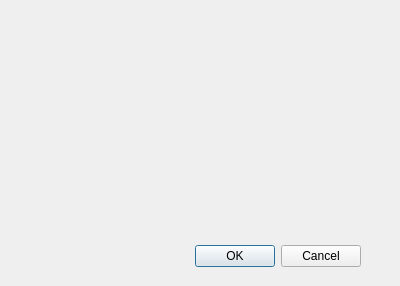
The window that src/View/BlurDialog.ui (PepcyCh/simple-image-processer) describes before a commit, drawn with Qt 5.
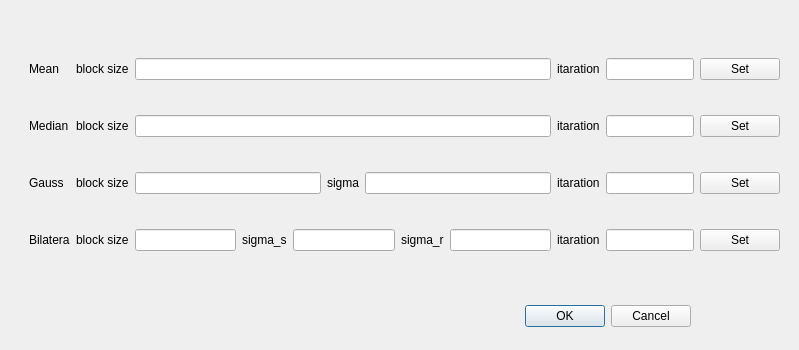
The same window after the commit.

```diff
--- a/src/View/BlurDialog.ui
+++ b/src/View/BlurDialog.ui
@@ -6,8 +6,8 @@
    <rect>
     <x>0</x>
     <y>0</y>
-    <width>400</width>
-    <height>286</height>
+    <width>799</width>
+    <height>350</height>
    </rect>
   </property>
   <property name="windowTitle">
@@ -16,8 +16,8 @@
   <widget class="QDialogButtonBox" name="buttonBox">
    <property name="geometry">
     <rect>
-     <x>20</x>
-     <y>240</y>
+     <x>350</x>
+     <y>300</y>
      <width>341</width>
      <height>32</height>
     </rect>
@@ -29,6 +29,200 @@
     <set>QDialogButtonBox::Cancel|QDialogButtonBox::Ok</set>
    </property>
   </widget>
+  <widget class="QWidget" name="gridLayoutWidget">
+   <property name="geometry">
+    <rect>
+     <x>29</x>
+     <y>29</y>
+     <width>751</width>
+     <height>251</height>
+    </rect>
+   </property>
+   <layout class="QGridLayout" name="gridLayout">
+    <item row="3" column="2">
+     <layout class="QHBoxLayout" name="bi_hor">
+      <item>
+       <widget class="QLabel" name="bi_bs_lb">
+        <property name="text">
+         <string>block size</string>
+        </property>
+       </widget>
+      </item>
+      <item>
+       <widget class="QLineEdit" name="bi_bs_input"/>
+      </item>
+      <item>
+       <widget class="QLabel" name="bi_s_lb">
+        <property name="text">
+         <string>sigma_s</string>
+        </property>
+       </widget>
+      </item>
+      <item>
+       <widget class="QLineEdit" name="bi_s_input"/>
+      </item>
+      <item>
+       <widget class="QLabel" name="bi_r_lb">
+        <property name="text">
+         <string>sigma_r</string>
+        </property>
+       </widget>
+      </item>
+      <item>
+       <widget class="QLineEdit" name="bi_r_input"/>
+      </item>
+     </layout>
+    </item>
+    <item row="1" column="0">
+     <widget class="QLabel" name="med_lb">
+      <property name="text">
+       <string>Median</string>
+      </property>
+     </widget>
+    </item>
+    <item row="1" column="5">
+     <widget class="QPushButton" name="med_btn">
+      <property name="text">
+       <string>Set</string>
+      </property>
+     </widget>
+    </item>
+    <item row="0" column="4">
+     <widget class="QLineEdit" name="mean_tim_input"/>
+    </item>
+    <item row="3" column="3">
+     <widget class="QLabel" name="bi_tim_lb">
+      <property name="text">
+       <string>itaration</string>
+      </property>
+     </widget>
+    </item>
+    <item row="1" column="3">
+     <widget class="QLabel" name="med_tim_lb">
+      <property name="text">
+       <string>itaration</string>
+      </property>
+     </widget>
+    </item>
+    <item row="2" column="4">
+     <widget class="QLineEdit" name="gau_tim_input"/>
+    </item>
+    <item row="0" column="0">
+     <widget class="QLabel" name="mean_lb">
+      <property name="text">
+       <string>Mean</string>
+      </property>
+     </widget>
+    </item>
+    <item row="3" column="5">
+     <widget class="QPushButton" name="bi_btn">
+      <property name="text">
+       <string>Set</string>
+      </property>
+     </widget>
+    </item>
+    <item row="1" column="4">
+     <widget class="QLineEdit" name="med_tim_input"/>
+    </item>
+    <item row="2" column="5">
+     <widget class="QPushButton" name="gau_btn">
+      <property name="text">
+       <string>Set</string>
+      </property>
+     </widget>
+    </item>
+    <item row="2" column="0">
+     <widget class="QLabel" name="gau_lb">
+      <property name="text">
+       <string>Gauss</string>
+      </property>
+     </widget>
+    </item>
+    <item row="2" column="3">
+     <widget class="QLabel" name="gau_tim_lb">
+      <property name="text">
+       <string>itaration</string>
+      </property>
+     </widget>
+    </item>
+    <item row="0" column="5">
+     <widget class="QPushButton" name="mean_btn">
+      <property name="text">
+       <string>Set</string>
+      </property>
+     </widget>
+    </item>
+    <item row="3" column="0">
+     <widget class="QLabel" name="bi_lb">
+      <property name="text">
+       <string>Bilatera</string>
+      </property>
+     </widget>
+    </item>
+    <item row="0" column="3">
+     <widget class="QLabel" name="mean_tim_lb">
+      <property name="text">
+       <string>itaration</string>
+      </property>
+     </widget>
+    </item>
+    <item row="0" column="2">
+     <layout class="QHBoxLayout" name="mean_hor">
+      <item>
+       <widget class="QLabel" name="mean_bs_lb">
+        <property name="text">
+         <string>block size</string>
+        </property>
+       </widget>
+      </item>
+      <item>
+       <widget class="QLineEdit" name="mean_bs_input"/>
+      </item>
+     </layout>
+    </item>
+    <item row="1" column="2">
+     <layout class="QHBoxLayout" name="med_hor">
+      <item>
+       <widget class="QLabel" name="med_bs_lb">
+        <property name="text">
+         <string>block size</string>
+        </property>
+       </widget>
+      </item>
+      <item>
+       <widget class="QLineEdit" name="med_bs_input"/>
+      </item>
+     </layout>
+    </item>
+    <item row="2" column="2">
+     <layout class="QHBoxLayout" name="gau_hor">
+      <item>
+       <widget class="QLabel" name="gau_bs_lb">
+        <property name="text">
+         <string>block size</string>
+        </property>
+       </widget>
+      </item>
+      <item>
+       <widget class="QLineEdit" name="gau_bs_input"/>
+      </item>
+      <item>
+       <widget class="QLabel" name="gau_sig_lb">
+        <property name="text">
+         <string>sigma</string>
+        </property>
+       </widget>
+      </item>
+      <item>
+       <widget class="QLineEdit" name="gau_sig_input"/>
+      </item>
+     </layout>
+    </item>
+    <item row="3" column="4">
+     <widget class="QLineEdit" name="bi_tim_input"/>
+    </item>
+   </layout>
+  </widget>
  </widget>
  <resources/>
  <connections>
```
Left out of the diff: 86 changed lines with no effect on the pictures.
